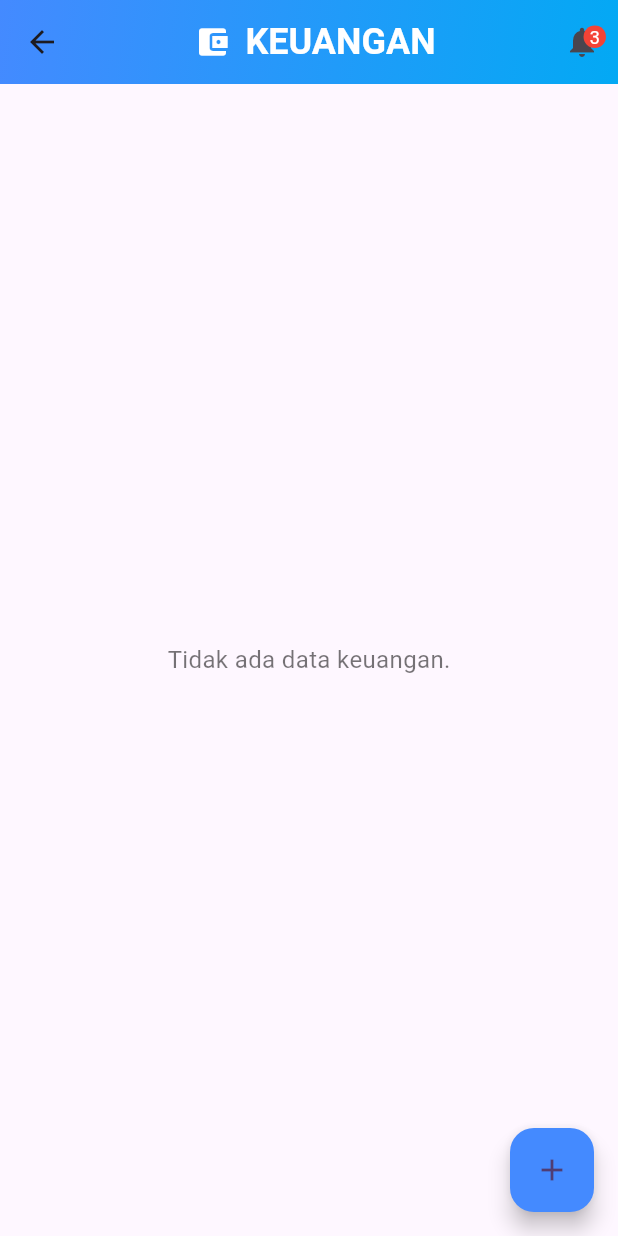
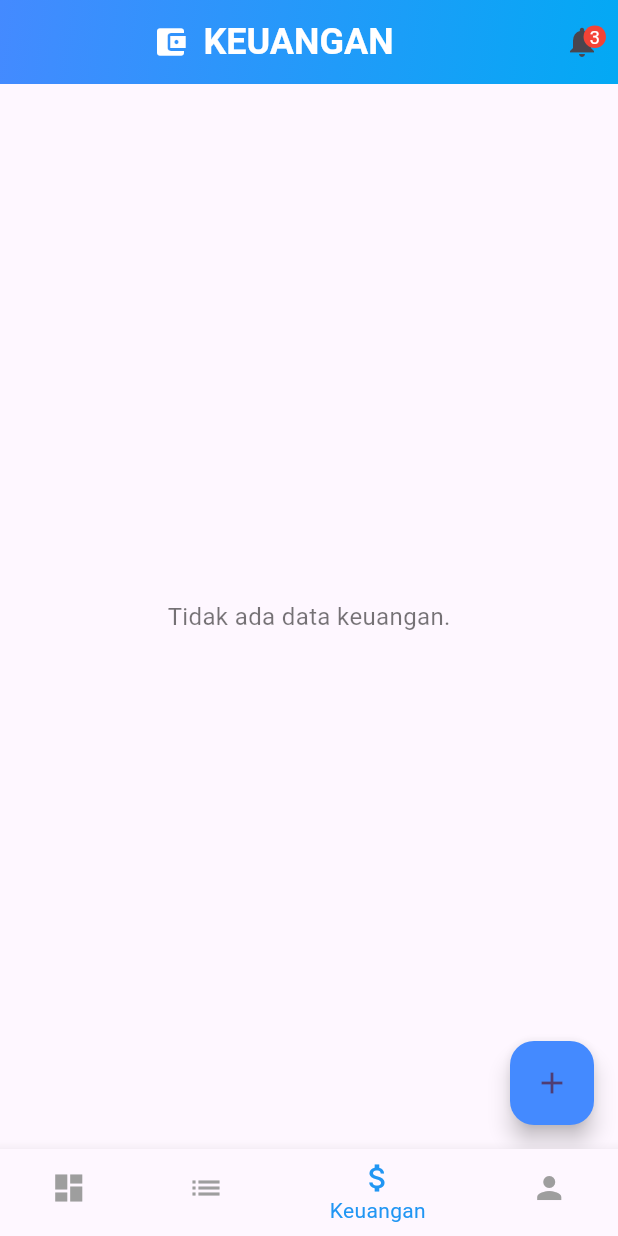
Before and after one commit to danisetiawan31/laundry_app, a Flutter app: the OwnerHomePage screen opened directly, item 3 of the bottom bar chosen, after a tap on the "add" icon, on a phone screen of 412 x 824 dp. Run offline on Flutter 3.47's test engine with Material 3 defaults, Android fonts, the light colour scheme and no system bars; our stand-ins replace cloud_firestore, firebase_auth, firebase_core, fl_chart; accounts and stored records are empty.

Commit message:
perubahan ownerpage , keuangan

```diff
--- a/lib/owner_home_page.dart
+++ b/lib/owner_home_page.dart
@@ -88,16 +88,37 @@ class _OwnerHomePageState extends State<OwnerHomePage> {
   @override
   Widget build(BuildContext context) {
     return Scaffold(
-      appBar: AppBar(
+      appBar: _currentIndex == 0
+          ? AppBar(
               automaticallyImplyLeading: false,
               backgroundColor: Colors.blue,
-        title: const Column(
+              title: Row(
+                children: [
+                  Icon(
+                    Icons.home,
+                    size: 30,
+                    color: Colors.white,
+                  ),
+                  const SizedBox(width: 10),
+                  Column(
                     crossAxisAlignment: CrossAxisAlignment.start,
-          children: [
-            Text('Selamat Datang,', style: TextStyle(fontSize: 16)),
-            Text('Shabrina Laundry',
-                style: TextStyle(fontSize: 20, fontWeight: FontWeight.bold)),
-            SizedBox(height: 8),
+                    children: const [
+                      Text(
+                        'Dashboard',
+                        style: TextStyle(
+                          fontSize: 20,
+                          fontWeight: FontWeight.bold,
+                        ),
+                      ),
+                      Text(
+                        'Selamat datang di Shabrina Laundry',
+                        style: TextStyle(
+                          fontSize: 14,
+                          fontWeight: FontWeight.w400,
+                        ),
+                      ),
+                    ],
+                  ),
                 ],
               ),
               actions: [
@@ -112,8 +133,40 @@ class _OwnerHomePageState extends State<OwnerHomePage> {
                   },
                 ),
               ],
-      ),
-      body: SingleChildScrollView(
+            )
+          : null, // AppBar hanya untuk halaman Dashboard
+      body: _buildBody(),
+      floatingActionButton: _currentIndex == 0
+          ? FloatingActionButton(
+              onPressed: () {
+                Navigator.push(
+                  context,
+                  MaterialPageRoute(builder: (context) => const AddOrderPage()),
+                );
+              },
+              backgroundColor: Colors.blue,
+              child: const Icon(Icons.add, color: Colors.white),
+            )
+          : null, // FAB hanya untuk halaman Dashboard
+      bottomNavigationBar: _buildBottomNavigationBar(),
+      backgroundColor: const Color(0xFFF7F4FB),
+    );
+  }
+
+  Widget _buildBody() {
+    if (_currentIndex == 0) {
+      return _buildDashboardPage(); // Dashboard Page
+    } else if (_currentIndex == 1) {
+      return const OwnerOrderView(); // Orders Page
+    } else if (_currentIndex == 2) {
+      return OwnerKeuanganPage(); // Keuangan Page
+    } else {
+      return ProfilePage(); // Profile Page
+    }
+  }
+
+  Widget _buildDashboardPage() {
+    return SingleChildScrollView(
       child: Padding(
         padding: const EdgeInsets.only(bottom: 80.0), // Menghindari overflow
         child: Column(
@@ -130,8 +183,7 @@ class _OwnerHomePageState extends State<OwnerHomePage> {
                   ),
                   const SizedBox(width: 8),
                   Expanded(
-                      child:
-                          _buildSummaryCard('Pengeluaran', 'Rp 0', Colors.red),
+                    child: _buildSummaryCard('Pengeluaran', 'Rp 0', Colors.red),
                   ),
                 ],
               ),
@@ -143,8 +195,7 @@ class _OwnerHomePageState extends State<OwnerHomePage> {
                 children: [
                   const Text(
                     "Grafik Keuangan",
-                      style:
-                          TextStyle(fontSize: 16, fontWeight: FontWeight.bold),
+                    style: TextStyle(fontSize: 16, fontWeight: FontWeight.bold),
                   ),
                   const SizedBox(height: 10),
                   _buildFinanceChart(),
@@ -158,60 +209,6 @@ class _OwnerHomePageState extends State<OwnerHomePage> {
           ],
         ),
       ),
-      ),
-      floatingActionButton: FloatingActionButton(
-        onPressed: () {
-          Navigator.push(
-            context,
-            MaterialPageRoute(builder: (context) => const AddOrderPage()),
-          );
-        },
-        backgroundColor: Colors.blue,
-        child: const Icon(Icons.add, color: Colors.white),
-      ),
-      bottomNavigationBar: BottomNavigationBar(
-        items: const [
-          BottomNavigationBarItem(
-            icon: Icon(Icons.dashboard),
-            label: 'Dashboard',
-          ),
-          BottomNavigationBarItem(
-            icon: Icon(Icons.list),
-            label: 'Pesanan',
-          ),
-          BottomNavigationBarItem(
-            icon: Icon(Icons.attach_money),
-            label: 'Keuangan',
-          ),
-          BottomNavigationBarItem(
-            icon: Icon(Icons.person),
-            label: 'Profil',
-          ),
-        ],
-        currentIndex: _currentIndex,
-        selectedItemColor: Colors.blue,
-        unselectedItemColor: Colors.grey,
-        onTap: (index) {
-          setState(() {
-            _currentIndex = index;
-          });
-
-          final pages = [
-            null,
-            const OwnerOrderView(),
-            OwnerKeuanganPage(),
-            ProfilePage(),
-          ];
-
-          if (pages[index] != null) {
-            Navigator.push(
-              context,
-              MaterialPageRoute(builder: (context) => pages[index]!),
-            );
-          }
-        },
-      ),
-      backgroundColor: const Color(0xFFF7F4FB),
     );
   }
 
@@ -349,4 +346,35 @@ class _OwnerHomePageState extends State<OwnerHomePage> {
       ),
     );
   }
+
+  Widget _buildBottomNavigationBar() {
+    return BottomNavigationBar(
+      items: const [
+        BottomNavigationBarItem(
+          icon: Icon(Icons.dashboard),
+          label: 'Dashboard',
+        ),
+        BottomNavigationBarItem(
+          icon: Icon(Icons.list),
+          label: 'Pesanan',
+        ),
+        BottomNavigationBarItem(
+          icon: Icon(Icons.attach_money),
+          label: 'Keuangan',
+        ),
+        BottomNavigationBarItem(
+          icon: Icon(Icons.person),
+          label: 'Profil',
+        ),
+      ],
+      currentIndex: _currentIndex,
+      selectedItemColor: Colors.blue,
+      unselectedItemColor: Colors.grey,
+      onTap: (index) {
+        setState(() {
+          _currentIndex = index;
+        });
+      },
+    );
   }
+}
--- a/lib/owner_keuangan.dart
+++ b/lib/owner_keuangan.dart
@@ -88,7 +88,8 @@ class OwnerKeuanganPage extends StatelessWidget {
             totalIncome += totalPrice;
           }
 
-          return Padding(
+          return SingleChildScrollView(
+            child: Padding(
               padding: const EdgeInsets.all(16.0),
               child: Column(
                 crossAxisAlignment: CrossAxisAlignment.start,
@@ -115,8 +116,15 @@ class OwnerKeuanganPage extends StatelessWidget {
                   const SizedBox(height: 10),
                   _buildFinanceChart(docs),
                   const SizedBox(height: 20),
-                Expanded(
-                  child: ListView.builder(
+                  const Text(
+                    "Daftar Transaksi",
+                    style: TextStyle(fontSize: 16, fontWeight: FontWeight.bold),
+                  ),
+                  const SizedBox(height: 10),
+                  ListView.builder(
+                    physics: const NeverScrollableScrollPhysics(),
+                    shrinkWrap:
+                        true, // Penting agar tidak error di dalam Column
                     itemCount: docs.length,
                     itemBuilder: (context, index) {
                       final order = docs[index];
@@ -133,8 +141,8 @@ class OwnerKeuanganPage extends StatelessWidget {
                       );
                     },
                   ),
+                ],
               ),
-              ],
             ),
           );
         },
```
Lines whose indentation alone changed are shown as unchanged.
